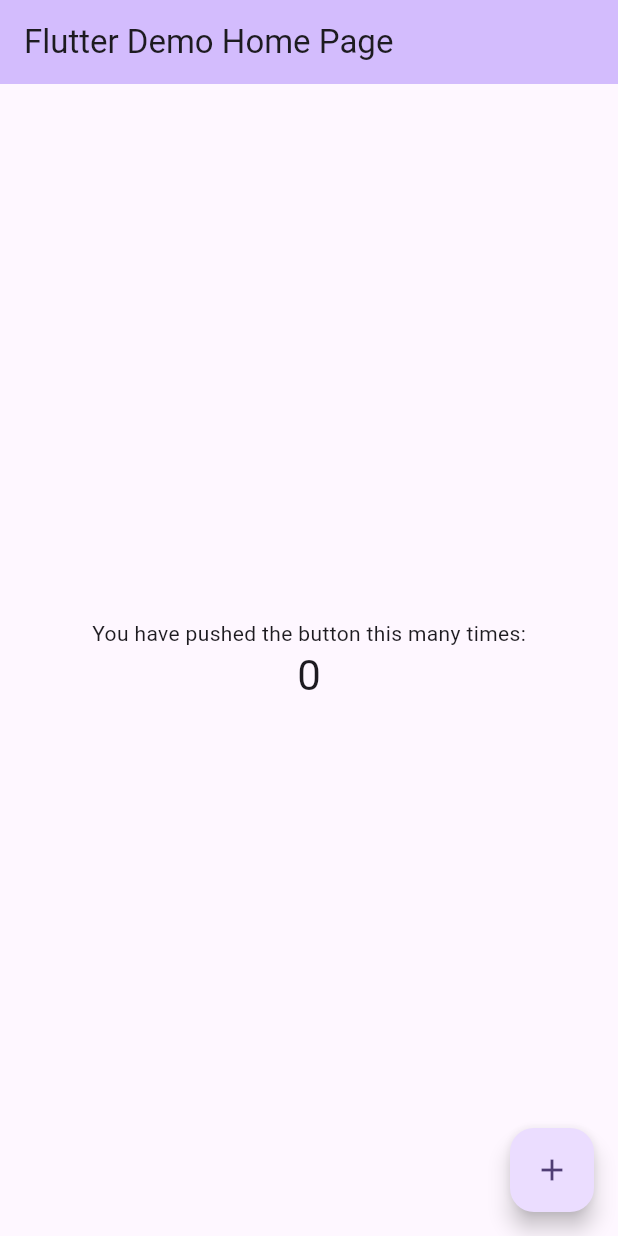
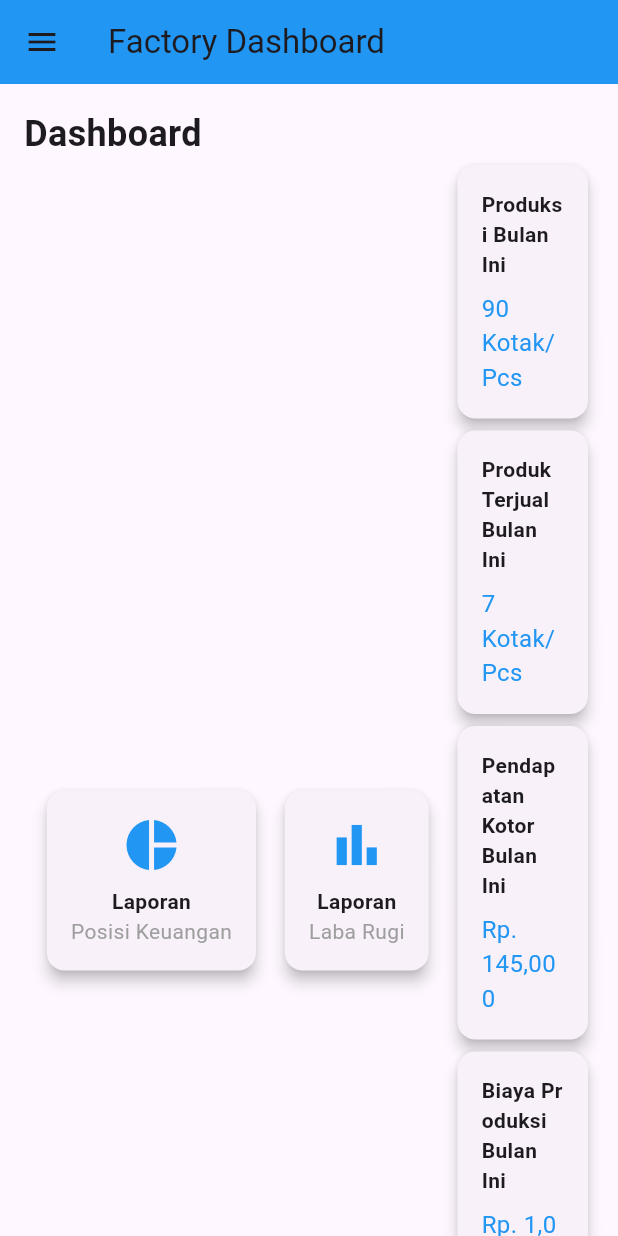
Before and after one commit to RAMZY02/googlecloudgaming, a Flutter app: the screen it shows after launch, on a phone screen of 412 x 824 dp. Run offline on Flutter 3.47's test engine with Material 3 defaults, Android fonts, the phone set to English and light mode, and no system bars.

Commit message:
dashboard factory

```diff
--- /dev/null
+++ b/lib/factory/ui/factory_dashboard_screen.dart
@@ -0,0 +1,224 @@
+import 'package:flutter/cupertino.dart';
+import 'package:flutter/material.dart';
+import 'package:flutter/widgets.dart';
+// import 'package:fl_chart/fl_chart.dart';
+
+class FactoryDashboard extends StatelessWidget {
+  const FactoryDashboard({Key? key}) : super(key: key);
+
+  @override
+  Widget build(BuildContext context) {
+    return Scaffold(
+      appBar: AppBar(
+        title: const Text('Factory Dashboard'),
+        backgroundColor: Colors.blue,
+      ),
+      drawer: _buildDrawer(), // Sidebar menu
+      body: SingleChildScrollView(
+        child: Padding(
+          padding: const EdgeInsets.all(16.0),
+          child: Column(
+            crossAxisAlignment: CrossAxisAlignment.start,
+            children: [
+              const Text(
+                'Dashboard',
+                style: TextStyle(fontSize: 24, fontWeight: FontWeight.bold),
+              ),
+              Row(
+                children:[
+                  Expanded(
+                    flex: 3,
+                    child: Row(
+                        mainAxisAlignment: MainAxisAlignment.spaceEvenly,
+                        children: [
+                          Container(
+                            child: _buildCard('Laporan', 'Posisi Keuangan', Icons.pie_chart),
+                          ),
+                          Container(
+                            child: _buildCard('Laporan', 'Laba Rugi', Icons.bar_chart),
+                          ),
+                        ],
+                      )
+                  ),
+                      // const SizedBox(height: 16),
+                      // Row(
+                      //   mainAxisAlignment: MainAxisAlignment.spaceBetween,
+                      //   children: [
+                      //     _buildChartCard('Stok Produk Ready Sale', _buildBarChart()),
+                      //     _buildChartCard('Total Setoran Harian', _buildLineChart()),
+                      //   ],
+                      // ),
+                  Expanded(
+                    flex: 1,
+                    child: Column(
+                      crossAxisAlignment: CrossAxisAlignment.start,
+                      children: [
+                        Container(
+                          width: double.infinity,
+                          child: _buildInfoCard('Produksi Bulan Ini', '90 Kotak/Pcs')
+                        ),
+                        Container(
+                          width: double.infinity,
+                          child: _buildInfoCard('Produk Terjual Bulan Ini', '7 Kotak/Pcs')
+                        ),
+                        Container(
+                          width: double.infinity,
+                          child: _buildInfoCard('Pendapatan Kotor Bulan Ini', 'Rp. 145,000')
+                        ),
+                        Container(
+                          width: double.infinity,
+                          child: _buildInfoCard('Biaya Produksi Bulan Ini', 'Rp. 1,000,000')
+                        ),
+                        Container(
+                          width: double.infinity,
+                          child: _buildInfoCard('Pengeluaran Bulan Ini', 'Rp. 500,000')
+                        ),
+                      ],
+                    ),
+                  ),
+                ],
+              ),
+            ],
+          ),
+        ),
+      ),
+    );
+  }
+
+  // Sidebar menu
+  Widget _buildDrawer() {
+    return Drawer(
+      child: ListView(
+        children: [
+          const DrawerHeader(
+            decoration: BoxDecoration(color: Colors.blue),
+            child: Text(
+              'Manufacturer',
+              style: TextStyle(color: Colors.white, fontSize: 24),
+            ),
+          ),
+          ListTile(
+            leading: const Icon(Icons.dashboard),
+            title: const Text('Dashboard'),
+            onTap: () {},
+          ),
+          ListTile(
+            leading: const Icon(Icons.person),
+            title: const Text('Absensi'),
+            onTap: () {},
+          ),
+          ListTile(
+            leading: const Icon(Icons.settings),
+            title: const Text('Settings'),
+            onTap: () {},
+          ),
+          ListTile(
+            leading: const Icon(Icons.logout),
+            title: const Text('Logout'),
+            onTap: () {},
+          ),
+        ],
+      ),
+    );
+  }
+
+  // Card untuk tombol
+  Widget _buildCard(String title, String subtitle, IconData icon) {
+    return Card(
+      elevation: 4,
+      child: Padding(
+        padding: const EdgeInsets.all(16.0),
+        child: Column(
+          children: [
+            Icon(icon, size: 40, color: Colors.blue),
+            const SizedBox(height: 8),
+            Text(title, style: const TextStyle(fontWeight: FontWeight.bold)),
+            Text(subtitle, style: const TextStyle(color: Colors.grey)),
+          ],
+        ),
+      ),
+    );
+  }
+
+  // Card untuk grafik
+  Widget _buildChartCard(String title, Widget chart) {
+    return Expanded(
+      child: Card(
+        elevation: 4,
+        child: Padding(
+          padding: const EdgeInsets.all(16.0),
+          child: Column(
+            children: [
+              Text(
+                title,
+                style: const TextStyle(fontWeight: FontWeight.bold),
+              ),
+              const SizedBox(height: 8),
+              SizedBox(height: 200, child: chart),
+            ],
+          ),
+        ),
+      ),
+    );
+  }
+
+  // Grafik batang
+  // Widget _buildBarChart() {
+  //   return BarChart(
+  //     BarChartData(
+  //       borderData: FlBorderData(show: false),
+  //       barGroups: [
+  //         BarChartGroupData(x: 1, barRods: [
+  //           BarChartRodData(toY: 10, color: Colors.blue),
+  //         ]),
+  //         BarChartGroupData(x: 2, barRods: [
+  //           BarChartRodData(toY: 15, color: Colors.blue),
+  //         ]),
+  //         BarChartGroupData(x: 3, barRods: [
+  //           BarChartRodData(toY: 7, color: Colors.blue),
+  //         ]),
+  //       ],
+  //     ),
+  //   );
+  // }
+  //
+  // // Grafik garis
+  // Widget _buildLineChart() {
+  //   return LineChart(
+  //     LineChartData(
+  //       borderData: FlBorderData(show: false),
+  //       lineBarsData: [
+  //         LineChartBarData(
+  //           isCurved: true,
+  //           spots: [
+  //             const FlSpot(0, 100),
+  //             const FlSpot(1, 90),
+  //             const FlSpot(2, 80),
+  //             const FlSpot(3, 60),
+  //             const FlSpot(4, 30),
+  //           ],
+  //           belowBarData: BarAreaData(show: true, color: Colors.blue.withOpacity(0.3)),
+  //         ),
+  //       ],
+  //     ),
+  //   );
+  // }
+
+  // Card untuk informasi
+  Widget _buildInfoCard(String title, String value) {
+    return Card(
+      elevation: 4,
+      child: Padding(
+        padding: const EdgeInsets.all(16.0),
+        child: Column(
+          crossAxisAlignment: CrossAxisAlignment.start,
+          children: [
+            Text(title, style: const TextStyle(fontWeight: FontWeight.bold)),
+            const SizedBox(height: 8),
+            Text(value, style: const TextStyle(color: Colors.blue, fontSize: 16)),
+          ],
+        ),
+      ),
+    );
+  }
+}
--- a/lib/main.dart
+++ b/lib/main.dart
@@ -1,4 +1,6 @@
 import 'package:flutter/material.dart';
+import 'package:steppa/factory/ui/factory_dashboard_screen.dart';
+import 'package:steppa/head_office/ui/head_office_dashboard_screen.dart';
 
 void main() {
   runApp(const MyApp());
@@ -13,113 +15,10 @@
     return MaterialApp(
       title: 'Flutter Demo',
       theme: ThemeData(
-        // This is the theme of your application.
-        //
-        // TRY THIS: Try running your application with "flutter run". You'll see
-        // the application has a purple toolbar. Then, without quitting the app,
-        // try changing the seedColor in the colorScheme below to Colors.green
-        // and then invoke "hot reload" (save your changes or press the "hot
-        // reload" button in a Flutter-supported IDE, or press "r" if you used
-        // the command line to start the app).
-        //
-        // Notice that the counter didn't reset back to zero; the application
-        // state is not lost during the reload. To reset the state, use hot
-        // restart instead.
-        //
-        // This works for code too, not just values: Most code changes can be
-        // tested with just a hot reload.
         colorScheme: ColorScheme.fromSeed(seedColor: Colors.deepPurple),
         useMaterial3: true,
       ),
-      home: const MyHomePage(title: 'Flutter Demo Home Page'),
+      home: const FactoryDashboard(),
     );
   }
 }
-
-class MyHomePage extends StatefulWidget {
-  const MyHomePage({super.key, required this.title});
-
-  // This widget is the home page of your application. It is stateful, meaning
-  // that it has a State object (defined below) that contains fields that affect
-  // how it looks.
-
-  // This class is the configuration for the state. It holds the values (in this
-  // case the title) provided by the parent (in this case the App widget) and
-  // used by the build method of the State. Fields in a Widget subclass are
-  // always marked "final".
-
-  final String title;
-
-  @override
-  State<MyHomePage> createState() => _MyHomePageState();
-}
-
-class _MyHomePageState extends State<MyHomePage> {
-  int _counter = 0;
-
-  void _incrementCounter() {
-    setState(() {
-      // This call to setState tells the Flutter framework that something has
-      // changed in this State, which causes it to rerun the build method below
-      // so that the display can reflect the updated values. If we changed
-      // _counter without calling setState(), then the build method would not be
-      // called again, and so nothing would appear to happen.
-      _counter++;
-    });
-  }
-
-  @override
-  Widget build(BuildContext context) {
-    // This method is rerun every time setState is called, for instance as done
-    // by the _incrementCounter method above.
-    //
-    // The Flutter framework has been optimized to make rerunning build methods
-    // fast, so that you can just rebuild anything that needs updating rather
-    // than having to individually change instances of widgets.
-    return Scaffold(
-      appBar: AppBar(
-        // TRY THIS: Try changing the color here to a specific color (to
-        // Colors.amber, perhaps?) and trigger a hot reload to see the AppBar
-        // change color while the other colors stay the same.
-        backgroundColor: Theme.of(context).colorScheme.inversePrimary,
-        // Here we take the value from the MyHomePage object that was created by
-        // the App.build method, and use it to set our appbar title.
-        title: Text(widget.title),
-      ),
-      body: Center(
-        // Center is a layout widget. It takes a single child and positions it
-        // in the middle of the parent.
-        child: Column(
-          // Column is also a layout widget. It takes a list of children and
-          // arranges them vertically. By default, it sizes itself to fit its
-          // children horizontally, and tries to be as tall as its parent.
-          //
-          // Column has various properties to control how it sizes itself and
-          // how it positions its children. Here we use mainAxisAlignment to
-          // center the children vertically; the main axis here is the vertical
-          // axis because Columns are vertical (the cross axis would be
-          // horizontal).
-          //
-          // TRY THIS: Invoke "debug painting" (choose the "Toggle Debug Paint"
-          // action in the IDE, or press "p" in the console), to see the
-          // wireframe for each widget.
-          mainAxisAlignment: MainAxisAlignment.center,
-          children: <Widget>[
-            const Text(
-              'You have pushed the button this many times:',
-            ),
-            Text(
-              '$_counter',
-              style: Theme.of(context).textTheme.headlineMedium,
-            ),
-          ],
-        ),
-      ),
-      floatingActionButton: FloatingActionButton(
-        onPressed: _incrementCounter,
-        tooltip: 'Increment',
-        child: const Icon(Icons.add),
-      ), // This trailing comma makes auto-formatting nicer for build methods.
-    );
-  }
-}
```
Also changed, not shown: lib/head_office/controller/head_office_controller.dart (added, +14 -0 lines), lib/head_office/models/employee.dart (added, +13 -0 lines), lib/head_office/models/finance_report.dart (added, +13 -0 lines), lib/head_office/ui/employee_management_screen.dart (added, +27 -0 lines), lib/head_office/ui/finance_report_screen.dart (added, +28 -0 lines), lib/head_office/ui/head_office_dashboard_screen.dart (added, +42 -0 lines).
